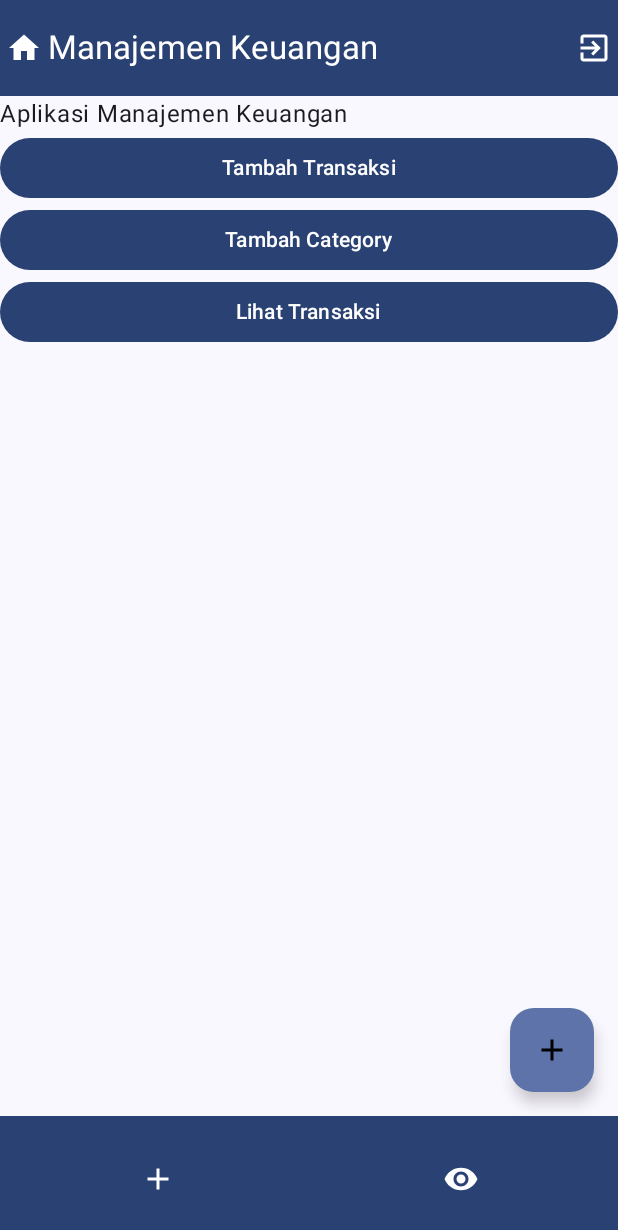
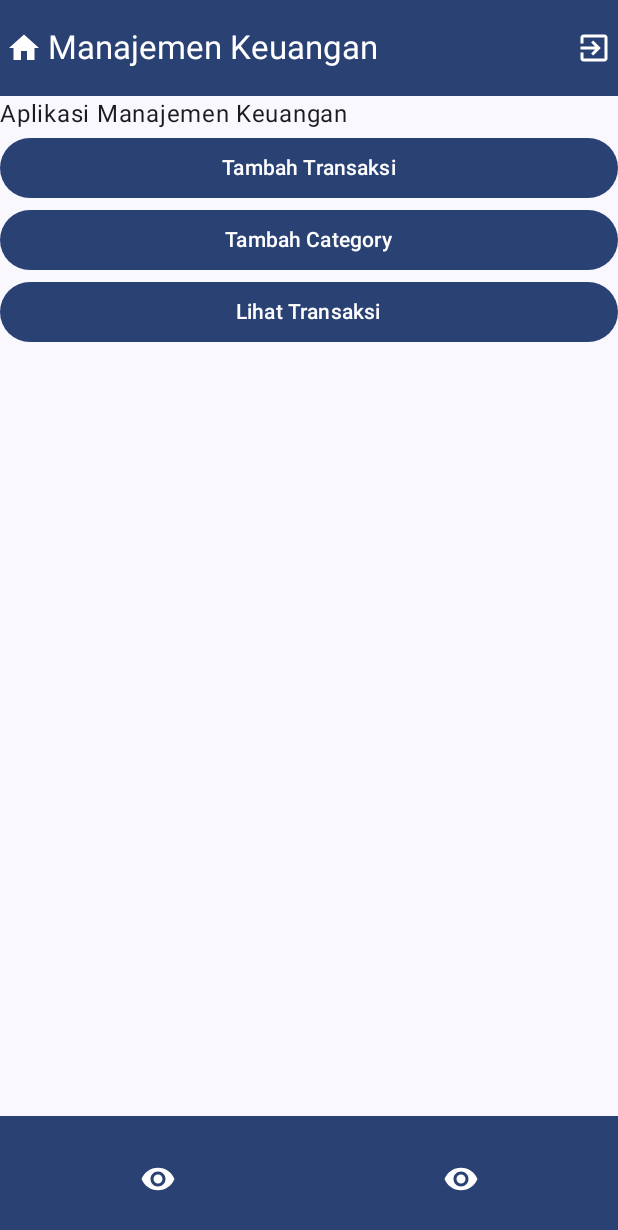
Before and after one commit to jusondac/prakmob_managemen_keuangan, an Android app built with Jetpack Compose: the screen it shows after launch (MainActivity), on a phone screen of 412 x 824 dp. Shown: the top 1230 px of the screen. Run offline under Robolectric (Android 15) with nearby library versions, the phone set to English and light mode, and no system bars; our stand-ins replace Dagger/Hilt's generated code.

Commit message:
perubahan dikit

```diff
--- a/app/src/main/java/id/ac/unpas/managemen_keuangan/ui/screens/MainScreen.kt
+++ b/app/src/main/java/id/ac/unpas/managemen_keuangan/ui/screens/MainScreen.kt
@@ -84,19 +84,19 @@ fun MainScreen(onExitClick: () -> Unit){
                         horizontalArrangement = Arrangement.Center,
                         verticalAlignment = Alignment.CenterVertically) {
                         Image(
-                            painterResource(id = R.drawable.baseline_add_24),
-                            contentDescription = "Tambah",
+                            painterResource(id = R.drawable.baseline_remove_red_eye_24),
+                            contentDescription = "Transaction",
                             colorFilter = ColorFilter.tint(MaterialTheme.colorScheme.onPrimary),
                             modifier = Modifier.clickable {
-                                navController.navigate(NavScreen.Add.route)
+                                navController.navigate(NavScreen.ListTransaction.route)
                             }.weight(0.5f)
                         )
                         Image(
                             painterResource(id = R.drawable.baseline_remove_red_eye_24),
-                            contentDescription = "Lihat",
+                            contentDescription = "Category",
                             colorFilter = ColorFilter.tint(MaterialTheme.colorScheme.onPrimary),
                             modifier = Modifier.clickable {
-                                navController.navigate(NavScreen.List.route)
+                                navController.navigate(NavScreen.ListCategory.route)
                             }.weight(0.5f)
                         )
                     }
@@ -104,16 +104,23 @@ fun MainScreen(onExitClick: () -> Unit){
             }
 
         },
-        floatingActionButton = {
-            if (currentRoute.value == NavScreen.Home.route) {
-                FloatingActionButton(onClick = { navController.navigate(NavScreen.Add.route) }) {
-                    Image(painterResource(id = R.drawable.baseline_add_24), contentDescription = "Add")
+//        floatingActionButton = {
+//            if (currentRoute.value == NavScreen.Home.route) {
+//                FloatingActionButton(onClick = { navController.navigate(NavScreen.Add.route) }) {
+//                    Image(painterResource(id = R.drawable.baseline_add_24), contentDescription = "Add")
+//                }
+//            }
+//        },
+//        floatingActionButtonPosition = FabPosition.End
+    ) { innerPadding ->
+        NavHost(navController = navController, startDestination = "home") {
+
+            composable(NavScreen.Login.route) {
+                currentRoute.value = NavScreen.Login.route
+                LoginScreen(modifier = Modifier.padding(innerPadding)) {
+                    navController.navigate(NavScreen.Home.route)
                 }
             }
-        },
-        floatingActionButtonPosition = FabPosition.End
-    ) { innerPadding ->
-        NavHost(navController = navController, startDestination = "home") {
 
             composable(NavScreen.Home.route) {
                 currentRoute.value = NavScreen.Home.route
```
